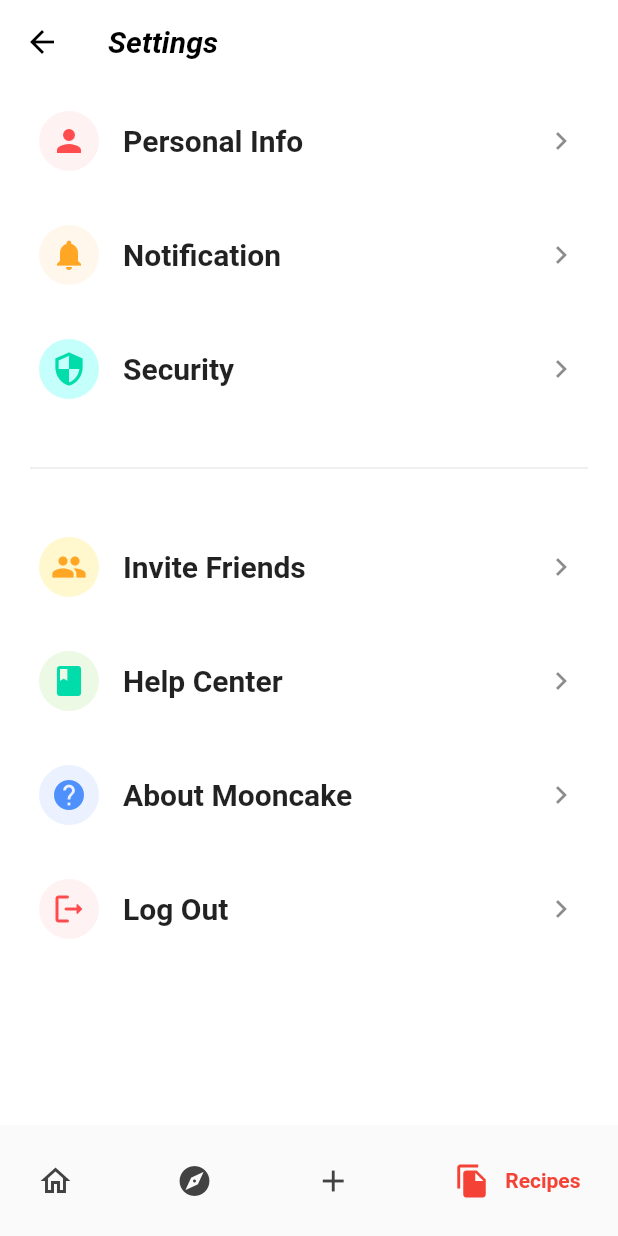
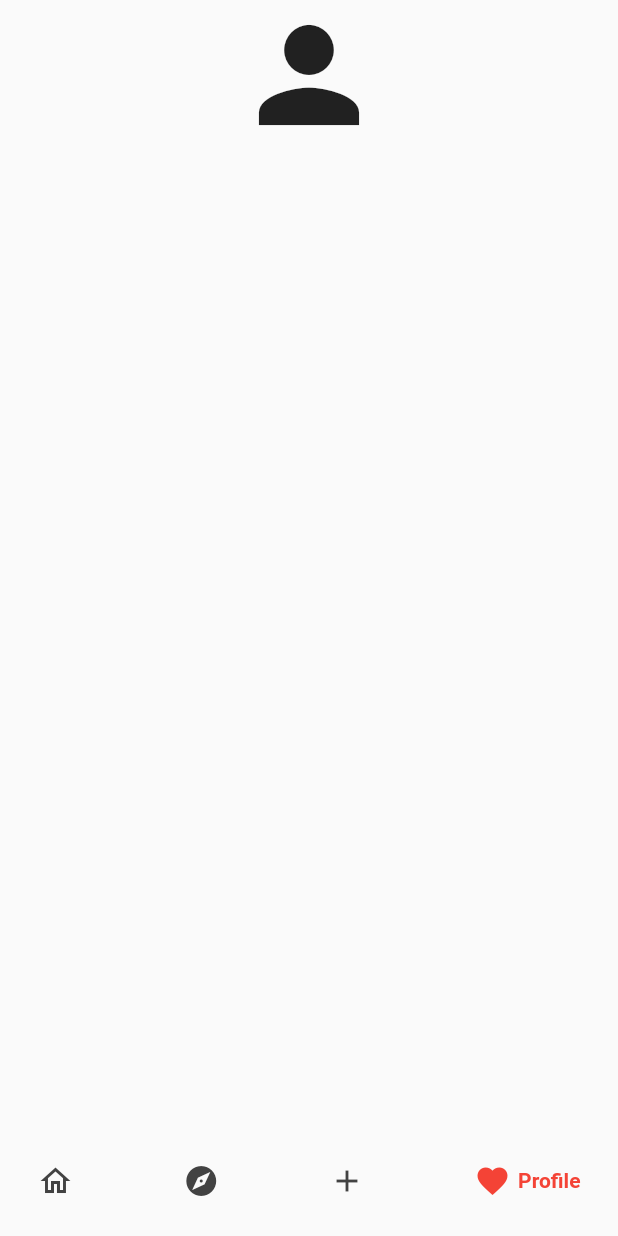
Before and after one commit to johnomeyo/suggest, a Flutter app: the screen it shows once a user with an empty profile is signed in, item 4 of the bottom bar chosen, on a phone screen of 412 x 824 dp. Run offline on Flutter 3.47's test engine with Material 2 defaults, Android fonts, the light colour scheme and no system bars; drawn by our look-alikes of google_nav_bar; our stand-ins replace device_preview, firebase_auth, firebase_core, fluttertoast, percent_indicator; accounts and stored records are empty.

Commit message:
account page

```diff
--- a/lib/essentials/settings.dart
+++ b/lib/essentials/settings.dart
@@ -1,6 +1,5 @@
 import 'package:firebase_auth/firebase_auth.dart';
 import 'package:flutter/material.dart';
-import 'package:suggest/main.dart';
 import 'package:suggest/my_widgets/my_widgets.dart';
 import 'package:suggest/settings/about.dart';
 import 'package:suggest/settings/help_center.dart';
--- a/lib/screens/auth_page.dart
+++ b/lib/screens/auth_page.dart
@@ -1,6 +1,5 @@
 import 'package:firebase_auth/firebase_auth.dart';
 import 'package:flutter/material.dart';
-import 'package:suggest/my_widgets/alpha_widgets.dart';
 import 'package:suggest/screens/home_screen.dart';
 
 import '../sign_in/sign_in.dart';
--- a/lib/screens/home_screen.dart
+++ b/lib/screens/home_screen.dart
@@ -1,9 +1,9 @@
 import 'package:flutter/material.dart';
 import 'package:google_nav_bar/google_nav_bar.dart';
 import 'package:suggest/essentials/create_recipe.dart';
-import 'package:suggest/essentials/settings.dart';
 import 'package:suggest/my_widgets/alpha_widgets.dart';
 import 'package:suggest/screens/discover.dart';
+import 'package:suggest/screens/profile_display.dart';
 
 void main() => runApp(const HomeScreen());
 
@@ -21,7 +21,7 @@ class _HomeScreenState extends State<HomeScreen> {
     HomeTab(),
     Discover(),
     CreateRecipe(),
-    Settings(),
+    ProfileDisplayPage(),
   ];
   @override
   Widget build(BuildContext context) {
@@ -29,7 +29,9 @@ class _HomeScreenState extends State<HomeScreen> {
       home: Scaffold(
         body: pages[selectedIndex],
         bottomNavigationBar: GNav(
-          gap: 10,
+          gap: 5,
+          haptic: true,
+          curve: Curves.easeOutExpo,
           activeColor: Colors.red,
           color: Colors.grey.shade800,
           tabBackgroundColor: Colors.transparent,
@@ -49,11 +51,11 @@ class _HomeScreenState extends State<HomeScreen> {
             ),
             GButton(
               icon: Icons.add,
-              text: "Post",
+              text: " ",
             ),
             GButton(
-              icon: Icons.file_copy,
-              text: "Recipes",
+              icon: Icons.favorite,
+              text: "Profile",
             ),
             // GButton(
             //   icon: Icons.person_outline,
--- /dev/null
+++ b/lib/screens/profile_display.dart
@@ -0,0 +1,34 @@
+import 'package:firebase_auth/firebase_auth.dart';
+import 'package:flutter/material.dart';
+
+class ProfileDisplayPage extends StatefulWidget {
+  const ProfileDisplayPage({super.key});
+
+  @override
+  State<ProfileDisplayPage> createState() => _ProfileDisplayPageState();
+}
+
+class _ProfileDisplayPageState extends State<ProfileDisplayPage> {
+  final currentUer = FirebaseAuth.instance.currentUser!;
+
+  @override
+  Widget build(BuildContext context) {
+    return Scaffold(
+      body: SafeArea(
+        child: Center(
+          child: Column(
+            crossAxisAlignment: CrossAxisAlignment.end,
+            // mainAxisAlignment: MainAxisAlignment.center,
+            children: [
+              Icon(
+                Icons.person,
+                size: 100,
+              ),
+              Text(currentUer.email!),
+            ],
+          ),
+        ),
+      ),
+    );
+  }
+}
--- a/lib/sign_in/sign_in.dart
+++ b/lib/sign_in/sign_in.dart
@@ -1,8 +1,5 @@
 import 'package:firebase_auth/firebase_auth.dart';
 import 'package:flutter/material.dart';
-import 'package:suggest/meals/flex_widgets.dart';
-import 'package:suggest/my_widgets/my_widgets.dart';
-import 'package:suggest/screens/home_screen.dart';
 import 'package:suggest/sign_in/forgot_password.dart';
 
 import '../my_widgets/the_widgets.dart';
```
